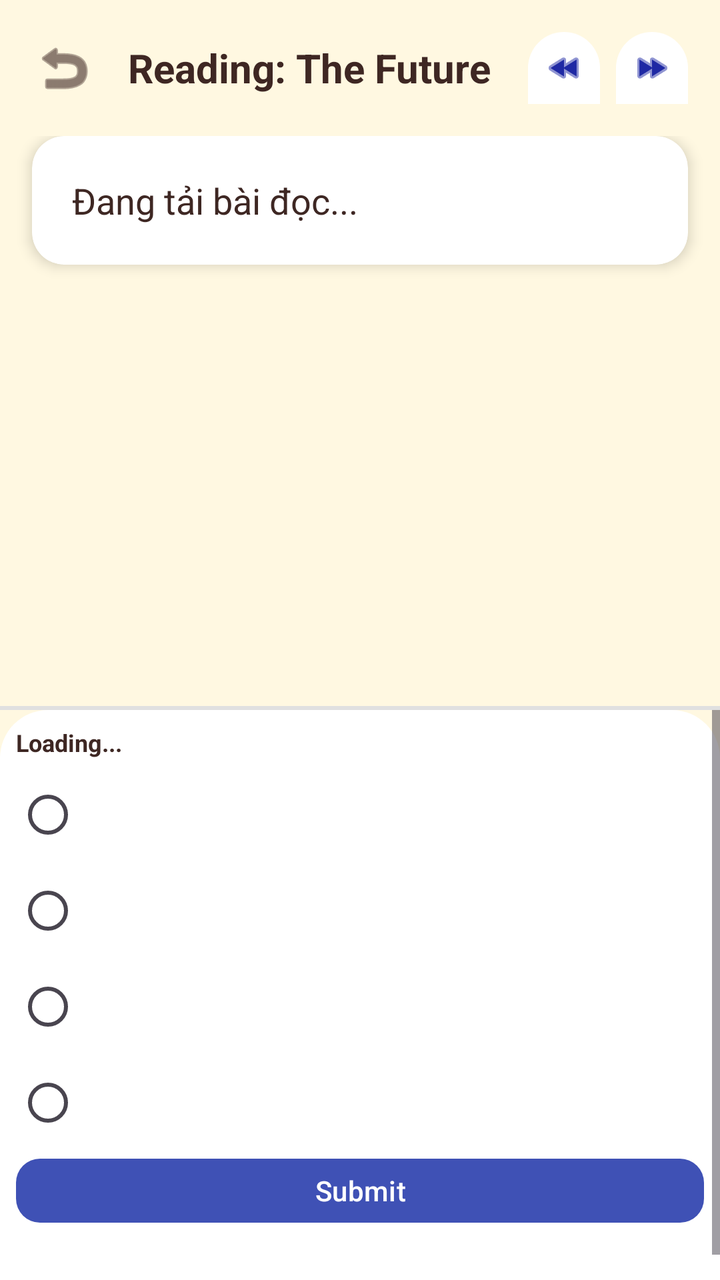
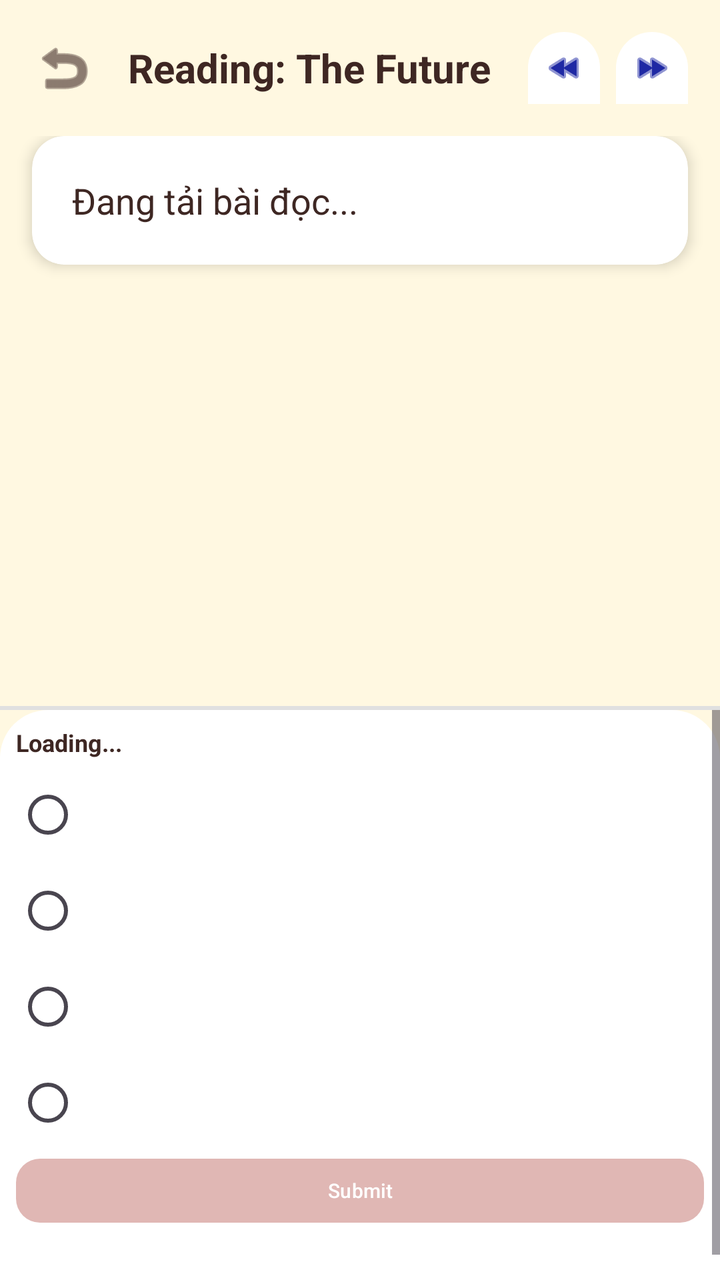

Compare the two renders of this Android layout. The source of the first and the diff that turns it into the second are given below.
<!-- AndroidManifest.xml: application theme Theme.LingoEnglishApp -->
<!-- res/layout/fragment_reading.xml -->
<?xml version="1.0" encoding="utf-8"?>
<LinearLayout xmlns:android="http://schemas.android.com/apk/res/android"
    xmlns:app="http://schemas.android.com/apk/res-auto"
    android:layout_width="match_parent"
    android:layout_height="match_parent"
    android:background="@color/colorBackground"
    android:orientation="vertical">

    
    <LinearLayout
        android:id="@+id/headerLayout"
        android:layout_width="match_parent"
        android:layout_height="wrap_content"
        android:gravity="center_vertical"
        android:orientation="horizontal"
        android:padding="16dp">

        <ImageView
            android:id="@+id/btnBack"
            android:layout_width="32dp"
            android:layout_height="32dp"
            android:src="@android:drawable/ic_menu_revert"
            app:tint="@color/colorTextPrimary" />

        <TextView
            android:id="@+id/tvLessonTitle"
            android:layout_width="0dp"
            android:layout_height="wrap_content"
            android:layout_marginStart="16dp"
            android:layout_weight="1"
            android:ellipsize="end"
            android:maxLines="1"
            android:text="Reading: The Future"
            android:textColor="@color/colorTextPrimary"
            android:textSize="20sp"
            android:textStyle="bold" />

        
        <ImageView
            android:id="@+id/btnZoomOut"
            android:layout_width="36dp"
            android:layout_height="36dp"
            android:layout_marginEnd="8dp"
            android:background="@drawable/bg_bottom_sheet"
            android:padding="8dp"
            android:src="@android:drawable/ic_media_rew"
            app:tint="@color/colorPrimaryDark" />

        
        <ImageView
            android:id="@+id/btnZoomIn"
            android:layout_width="36dp"
            android:layout_height="36dp"
            android:background="@drawable/bg_bottom_sheet"
            android:padding="8dp"
            android:src="@android:drawable/ic_media_ff"
            app:tint="@color/colorPrimaryDark" />
    </LinearLayout>

    
    <ScrollView
        android:layout_width="match_parent"
        android:layout_height="0dp"
        android:layout_weight="1"
        android:clipToPadding="false"
        android:paddingHorizontal="16dp">

        <androidx.cardview.widget.CardView
            android:layout_width="match_parent"
            android:layout_height="wrap_content"
            android:layout_marginBottom="16dp"
            app:cardBackgroundColor="@color/white"
            app:cardCornerRadius="16dp"
            app:cardElevation="4dp">

            <TextView
                android:id="@+id/tvReadingContent"
                android:layout_width="match_parent"
                android:layout_height="wrap_content"
                android:lineSpacingExtra="8dp"
                android:padding="20dp"
                android:text="Đang tải bài đọc..."
                android:textColor="@color/colorTextPrimary"
                android:textSize="18sp" />
        </androidx.cardview.widget.CardView>
    </ScrollView>

    
    <View
        android:layout_width="match_parent"
        android:layout_height="2dp"
        android:background="#E0E0E0" />

    
    <ScrollView
        android:layout_width="match_parent"
        android:layout_height="0dp"
        android:layout_weight="1"
        android:background="@drawable/bg_bottom_sheet">

        <LinearLayout
            android:id="@+id/quizLayout"
            android:layout_width="match_parent"
            android:layout_height="wrap_content"
            android:orientation="vertical"
            android:padding="8dp">

            <TextView
                android:id="@+id/tvQuestionText"
                android:layout_width="match_parent"
                android:layout_height="wrap_content"
                android:text="Loading..."
                android:textColor="@color/colorTextPrimary"
                android:textSize="12sp"
                android:textStyle="bold" />

            <RadioGroup
                android:id="@+id/radioGroupAnswers"
                android:layout_width="match_parent"
                android:layout_height="wrap_content"
                android:layout_marginTop="4dp">

                <RadioButton android:id="@+id/rbA" android:textColor="@color/black" android:layout_width="match_parent" android:layout_height="wrap_content" android:textSize="10sp" />
                <RadioButton android:id="@+id/rbB" android:textColor="@color/black" android:layout_width="match_parent" android:layout_height="wrap_content" android:textSize="10sp" />
                <RadioButton android:id="@+id/rbC" android:textColor="@color/black" android:layout_width="match_parent" android:layout_height="wrap_content" android:textSize="10sp" />
                <RadioButton android:id="@+id/rbD" android:textColor="@color/black" android:layout_width="match_parent" android:layout_height="wrap_content" android:textSize="10sp" />
            </RadioGroup>

            <com.google.android.material.button.MaterialButton
                android:id="@+id/btnSubmitQuiz"
                android:layout_width="match_parent"
                android:layout_height="40dp"
                android:layout_marginBottom="30dp"
                android:text="Submit"
                app:backgroundTint="@color/colorPrimary"
                app:cornerRadius="12dp" />
        </LinearLayout>
    </ScrollView>

</LinearLayout>
<!-- resources referenced by this layout -->
<resources>
  <color name="black">#000000</color>
  <color name="colorBackground">#FFF8E1</color>
  <color name="colorPrimary">#3F51B5</color>
  <color name="colorPrimaryDark">#1F29A4</color>
  <color name="colorTextPrimary">#3E2723</color>
  <color name="white">#FFFFFF</color>
  <!-- drawable bg_bottom_sheet (drawable) -->
  <?xml version="1.0" encoding="utf-8"?>
  <shape xmlns:android="http://schemas.android.com/apk/res/android"
      android:shape="rectangle">
  
      
      <solid android:color="#FFFFFF" />
  
      
      <corners
          android:topLeftRadius="24dp"
          android:topRightRadius="24dp" />
  
  </shape>
  <style name="Theme.LingoEnglishApp" parent="Base.Theme.LingoEnglishApp" />
  <style name="Base.Theme.LingoEnglishApp" parent="Theme.Material3.DayNight.NoActionBar">
          
          
      </style>
</resources>

<!-- the commit's change to res/layout/fragment_reading.xml (unified diff, before → after) -->
@@ -132,7 +132,8 @@
                 android:layout_height="40dp"
                 android:layout_marginBottom="30dp"
                 android:text="Submit"
-                app:backgroundTint="@color/colorPrimary"
+                android:textSize="10sp"
+                app:backgroundTint="#E0B7B4"
                 app:cornerRadius="12dp" />
         </LinearLayout>
     </ScrollView>
<!-- resource entries referenced after the edit -->
@@ -2,7 +2,6 @@
 <resources>
   <color name="black">#000000</color>
   <color name="colorBackground">#FFF8E1</color>
-  <color name="colorPrimary">#3F51B5</color>
   <color name="colorPrimaryDark">#1F29A4</color>
   <color name="colorTextPrimary">#3E2723</color>
   <color name="white">#FFFFFF</color>
